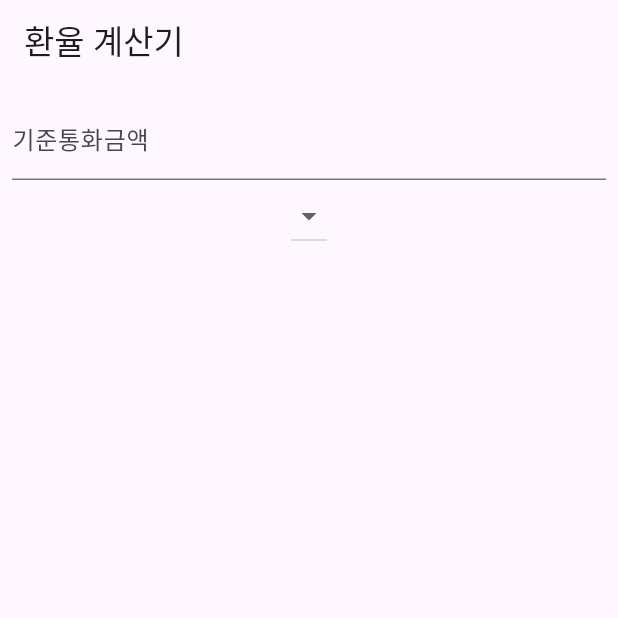
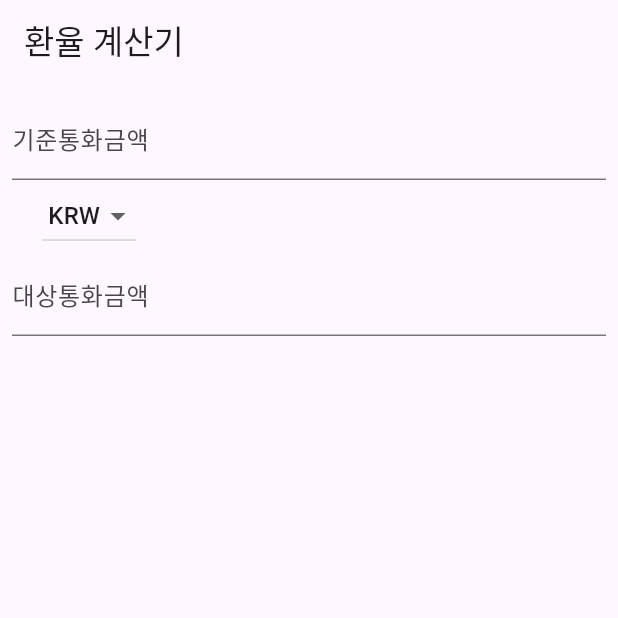
Before and after one commit to chepchep2/exchange_currency, a Flutter app: the screen it shows after launch, on a phone screen of 412 x 824 dp, the top half of it. Run offline on Flutter 3.47's test engine with Material 3 defaults, Android fonts, the phone set to English and light mode, and no system bars.

Commit message:
UI 완성

```diff
--- a/lib/ui/main/main_screen.dart
+++ b/lib/ui/main/main_screen.dart
@@ -9,7 +9,10 @@ class ExchangeCurrencyMainScreen extends StatefulWidget {
 
 class _ExchangeCurrencyMainScreenState extends State<ExchangeCurrencyMainScreen> {
 
-  final dropDown = [];
+  num selectAmount = 1000.0;
+  num targetAmount = 1000.0;
+  String selectCurrency = 'KRW';
+  String targetCurrency = 'USD';
   @override
   Widget build(BuildContext context) {
     return Scaffold(
@@ -22,12 +25,32 @@ class _ExchangeCurrencyMainScreenState extends State<ExchangeCurrencyMainScreen>
               decoration: const InputDecoration(
                 labelText: '기준통화금액'
               ),
-              onTap: (){},),
-          DropdownButton(items: const [
-              DropdownMenuItem(child: Text('')),
-              DropdownMenuItem(child: Text('')),
-              DropdownMenuItem(child: Text('')),
-          ], onChanged: (value){},),
+              onChanged: (source){
+              selectAmount = double.parse(source);
+              },),
+          Padding(
+            padding: const EdgeInsets.only(left: 20),
+            child: Row(
+              children: [
+                DropdownButton(
+                  value: selectCurrency,
+                  items: const [
+                    DropdownMenuItem(value: 'KRW',child: Text(' KRW')),
+                    DropdownMenuItem(value:'USD'
+                        ,child: Text('USD')),
+                ], onChanged: (value){
+                selectCurrency = value!;
+                },),
+              ],
+            ),
+          ),
+            TextField(keyboardType:TextInputType.number,
+              decoration: const InputDecoration(
+                  labelText: '대상통화금액'
+              ),
+              onChanged: (source){
+                targetAmount = double.parse(source);
+              },),
         ],
             ),
       ),
```
